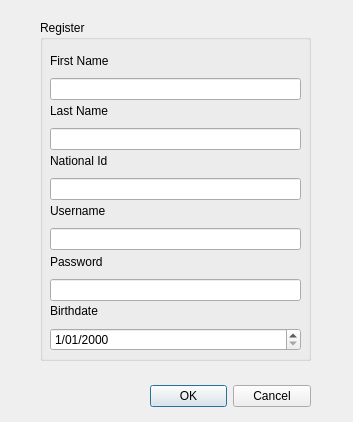
alexanderDz/Alse, file proyecto_final/Leds_Cmake/register.ui: the form before one commit.
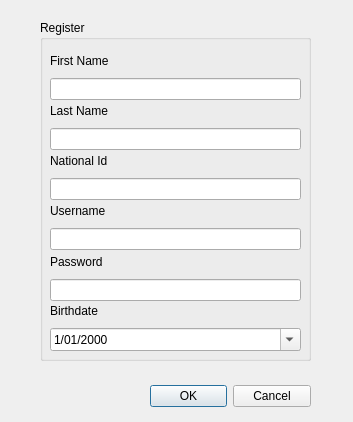
The form after the commit.

Diff of the .ui file:
```diff
--- a/proyecto_final/Leds_Cmake/register.ui
+++ b/proyecto_final/Leds_Cmake/register.ui
@@ -192,6 +192,9 @@
        <property name="displayFormat">
         <string>d/MM/yyyy</string>
        </property>
+       <property name="calendarPopup">
+        <bool>true</bool>
+       </property>
       </widget>
      </item>
     </layout>
```
